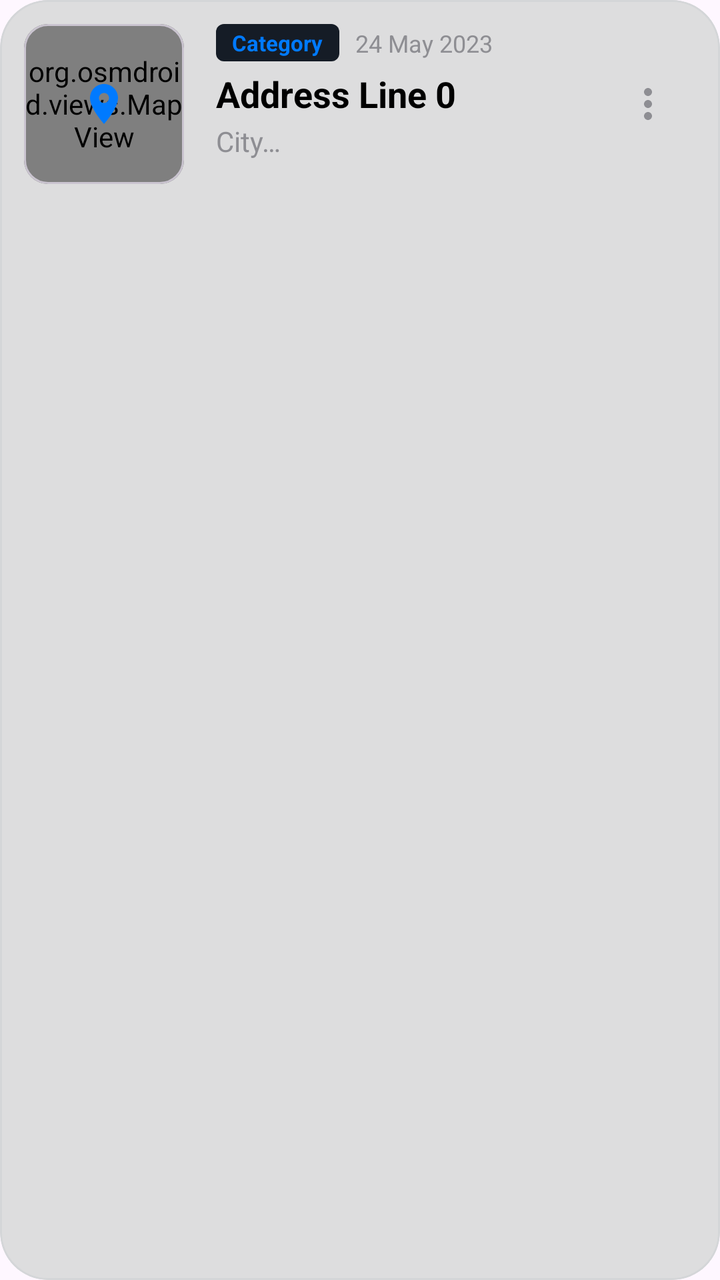
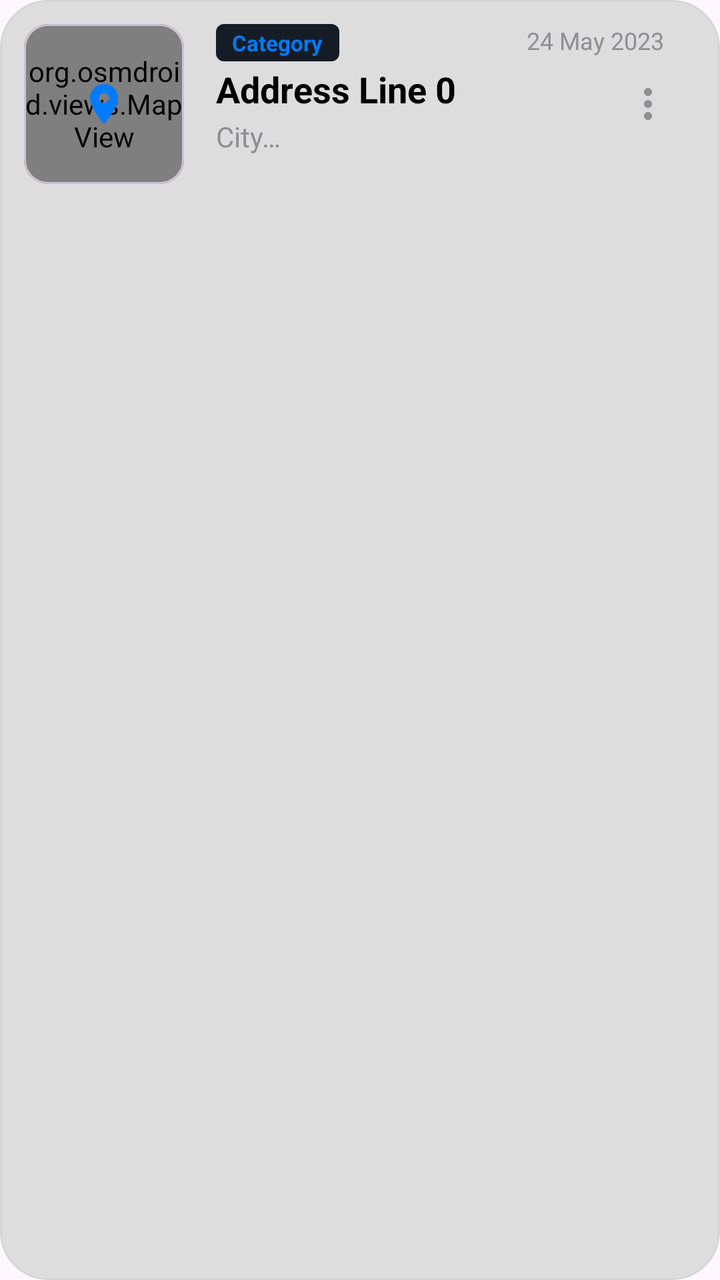

Before-and-after screenshots of an Android layout around one commit, followed by the original layout XML and the change that was made.
<!-- AndroidManifest.xml: application theme Theme.WhereIsMyCar -->
<!-- res/layout/item_location.xml -->
<?xml version="1.0" encoding="utf-8"?>
<com.google.android.material.card.MaterialCardView xmlns:android="http://schemas.android.com/apk/res/android"
    xmlns:app="http://schemas.android.com/apk/res-auto"
    android:layout_width="match_parent"
    android:layout_height="wrap_content"
    android:layout_marginBottom="12dp"
    app:cardBackgroundColor="@color/bg_gray"
    app:cardCornerRadius="24dp"
    app:cardElevation="0dp"
    app:strokeColor="@color/border_gray"
    app:strokeWidth="1dp">

    <androidx.constraintlayout.widget.ConstraintLayout
        android:layout_width="match_parent"
        android:layout_height="wrap_content"
        android:padding="12dp">

        <com.google.android.material.card.MaterialCardView
            android:id="@+id/map_container"
            android:layout_width="80dp"
            android:layout_height="80dp"
            app:cardCornerRadius="12dp"
            app:cardElevation="0dp"
            app:layout_constraintBottom_toBottomOf="parent"
            app:layout_constraintStart_toStartOf="parent"
            app:layout_constraintTop_toTopOf="parent">

            <org.osmdroid.views.MapView
                android:id="@+id/map_view"
                android:layout_width="match_parent"
                android:layout_height="match_parent" />

            <ImageView
                android:layout_width="24dp"
                android:layout_height="24dp"
                android:layout_gravity="center"
                android:contentDescription="@string/my_location"
                android:src="@drawable/ic_location"
                app:tint="@color/primary_blue" />
        </com.google.android.material.card.MaterialCardView>

        <TextView
            android:id="@+id/text_view_category"
            android:layout_width="wrap_content"
            android:layout_height="wrap_content"
            android:layout_marginStart="16dp"
            android:background="@drawable/bg_category_tag"
            android:paddingHorizontal="8dp"
            android:paddingVertical="2dp"
            android:text="@string/category"
            android:textColor="@color/primary_blue"
            android:textSize="11sp"
            android:textStyle="bold"
            app:layout_constraintStart_toEndOf="@id/map_container"
            app:layout_constraintTop_toTopOf="@id/map_container" />

        <TextView
            android:id="@+id/text_view_time"
            android:layout_width="wrap_content"
            android:layout_height="wrap_content"
            android:layout_marginStart="8dp"
            android:text="@string/date_value"
            android:textColor="@color/text_secondary"
            android:textSize="12sp"
            app:layout_constraintBottom_toBottomOf="@id/text_view_category"
            app:layout_constraintStart_toEndOf="@id/text_view_category"
            app:layout_constraintTop_toTopOf="@id/text_view_category" />

        <TextView
            android:id="@+id/text_view_title"
            android:layout_width="0dp"
            android:layout_height="wrap_content"
            android:layout_marginTop="4dp"
            android:ellipsize="end"
            android:maxLines="1"
            android:text="@string/address_line"
            android:textColor="@color/text_primary"
            android:textSize="18sp"
            android:textStyle="bold"
            app:layout_constraintEnd_toStartOf="@id/button_more"
            app:layout_constraintStart_toStartOf="@id/text_view_category"
            app:layout_constraintTop_toBottomOf="@id/text_view_category" />

        <TextView
            android:id="@+id/text_view_subtitle"
            android:layout_width="0dp"
            android:layout_height="wrap_content"
            android:layout_marginTop="2dp"
            android:ellipsize="end"
            android:maxLines="1"
            android:text="@string/city_country"
            android:textColor="@color/text_secondary"
            android:textSize="14sp"
            app:layout_constraintEnd_toStartOf="@id/button_more"
            app:layout_constraintStart_toStartOf="@id/text_view_category"
            app:layout_constraintTop_toBottomOf="@id/text_view_title" />

        <ImageButton
            android:id="@+id/button_more"
            android:layout_width="48dp"
            android:layout_height="48dp"
            android:background="?attr/selectableItemBackgroundBorderless"
            android:contentDescription="@string/more_options"
            android:src="@drawable/ic_more"
            app:layout_constraintBottom_toBottomOf="parent"
            app:layout_constraintEnd_toEndOf="parent"
            app:layout_constraintTop_toTopOf="parent"
            app:tint="@color/text_secondary" />

    </androidx.constraintlayout.widget.ConstraintLayout>
</com.google.android.material.card.MaterialCardView>
<!-- resources referenced by this layout -->
<resources>
  <color name="bg_gray">#DDDDDE</color>
  <color name="border_gray">#D4D6D8</color>
  <color name="primary_blue">#007AFF</color>
  <color name="text_primary">#000000</color>
  <color name="text_secondary">#8E8E93</color>
  <!-- drawable bg_category_tag (drawable) -->
  <?xml version="1.0" encoding="utf-8"?>
  <shape xmlns:android="http://schemas.android.com/apk/res/android">
      <solid android:color="#151C26" />
      <corners android:radius="4dp" />
  </shape>
  <!-- drawable ic_location (drawable) -->
  <vector xmlns:android="http://schemas.android.com/apk/res/android"
      android:width="24dp"
      android:height="24dp"
      android:viewportWidth="24"
      android:viewportHeight="24">
      <path
          android:fillColor="#000000"
          android:pathData="M12,2C8.13,2 5,5.13 5,9c0,5.25 7,13 7,13s7,-7.75 7,-13c0,-3.87 -3.13,-7 -7,-7zM12,11.5c-1.38,0 -2.5,-1.12 -2.5,-2.5s1.12,-2.5 2.5,-2.5 2.5,1.12 2.5,2.5 -1.12,2.5 -2.5,2.5z" />
  </vector>
  <string name="address_line">Address Line 0</string>
  <string name="category">Category</string>
  <string name="city_country">City\nCountry</string>
  <string name="date_value">24 May 2023</string>
  <string name="more_options">More Options</string>
  <string name="my_location">My Location</string>
  <style name="Theme.WhereIsMyCar" parent="Base.Theme.WhereIsMyCar" />
  <style name="Widget.Material3.PopupMenu.Custom" parent="Widget.Material3.PopupMenu">
          <item name="android:textAllCaps">false</item>
          <item name="android:popupBackground">@drawable/bg_popup_menu</item>
          <item name="android:popupElevation">16dp</item>
          <item name="android:dropDownHeight">wrap_content</item>
          <item name="android:overlapAnchor">false</item>
      </style>
  <style name="Widget.App.Switch" parent="Widget.Material3.CompoundButton.MaterialSwitch">
          <item name="materialThemeOverlay">@style/ThemeOverlay.App.Switch</item>
          <item name="android:scaleX">0.8</item>
          <item name="android:scaleY">0.8</item>
          <item name="thumbIcon">@drawable/ic_check</item>
      </style>
  <style name="PreferenceThemeOverlay" parent="PreferenceThemeOverlay.v14.Material">
          <item name="preferenceCategoryStyle">@style/PreferenceCategoryStyle</item>
      </style>
  <!-- drawable bg_popup_menu (drawable) -->
  <?xml version="1.0" encoding="utf-8"?>
  <shape xmlns:android="http://schemas.android.com/apk/res/android">
      
      <solid android:color="@color/bg_gray" />
      
      <corners android:radius="12dp" />
      <stroke
          android:width="1dp"
          android:color="@color/border_gray" />
  </shape>
  <style name="ThemeOverlay.App.Switch" parent="">
          <item name="colorPrimary">@color/primary_blue</item>
          <item name="colorOnPrimary">@color/white</item>
          <item name="colorSurfaceVariant">@color/primary_gray</item>
          <item name="colorSurfaceContainerHighest">@color/primary_gray_full</item>
          <item name="colorOnPrimaryContainer">@color/primary_blue</item>
      </style>
  <!-- drawable ic_check (drawable) -->
  <?xml version="1.0" encoding="utf-8"?>
  <vector xmlns:android="http://schemas.android.com/apk/res/android"
      android:width="24dp"
      android:height="24dp"
      android:viewportWidth="24"
      android:viewportHeight="24">
      <path
          android:fillColor="#FFFFFF"
          android:pathData="M9,16.17L4.83,12l-1.42,1.41L9,19 21,7l-1.41-1.41z"/>
  </vector>
  <style name="PreferenceCategoryStyle" parent="Preference.Category.Material">
          <item name="android:layout">@layout/custom_preference_category</item>
          <item name="allowDividerAbove">false</item>
          <item name="allowDividerBelow">false</item>
          <item name="iconSpaceReserved">false</item>
      </style>
  <color name="white">#FFFFFFFF</color>
  <color name="primary_gray">#E5E5EA</color>
  <color name="primary_gray_full">#C7C7CC</color>
  <!-- unchanged entries left out for length: 2 -->
</resources>

<!-- the commit's change to res/layout/item_location.xml (unified diff, before → after) -->
@@ -58,19 +58,19 @@
             android:id="@+id/text_view_time"
             android:layout_width="wrap_content"
             android:layout_height="wrap_content"
-            android:layout_marginStart="8dp"
+            android:layout_marginEnd="16dp"
             android:text="@string/date_value"
             android:textColor="@color/text_secondary"
             android:textSize="12sp"
-            app:layout_constraintBottom_toBottomOf="@id/text_view_category"
-            app:layout_constraintStart_toEndOf="@id/text_view_category"
-            app:layout_constraintTop_toTopOf="@id/text_view_category" />
+            app:layout_constraintEnd_toEndOf="parent"
+            app:layout_constraintTop_toTopOf="@id/map_container" />
 
         <TextView
             android:id="@+id/text_view_title"
             android:layout_width="0dp"
             android:layout_height="wrap_content"
             android:layout_marginTop="4dp"
+            android:layout_marginStart="16dp"
             android:ellipsize="end"
             android:maxLines="1"
             android:text="@string/address_line"
@@ -78,21 +78,22 @@
             android:textSize="18sp"
             android:textStyle="bold"
             app:layout_constraintEnd_toStartOf="@id/button_more"
-            app:layout_constraintStart_toStartOf="@id/text_view_category"
-            app:layout_constraintTop_toBottomOf="@id/text_view_category" />
+            app:layout_constraintStart_toEndOf="@id/map_container"
+            app:layout_constraintTop_toBottomOf="@id/text_view_time" />
 
         <TextView
             android:id="@+id/text_view_subtitle"
             android:layout_width="0dp"
             android:layout_height="wrap_content"
             android:layout_marginTop="2dp"
+            android:layout_marginStart="16dp"
             android:ellipsize="end"
             android:maxLines="1"
             android:text="@string/city_country"
             android:textColor="@color/text_secondary"
             android:textSize="14sp"
             app:layout_constraintEnd_toStartOf="@id/button_more"
-            app:layout_constraintStart_toStartOf="@id/text_view_category"
+            app:layout_constraintStart_toEndOf="@id/map_container"
             app:layout_constraintTop_toBottomOf="@id/text_view_title" />
 
         <ImageButton
